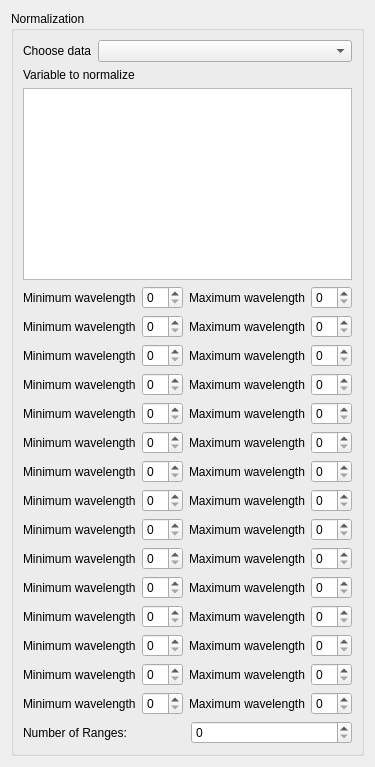
Qt form ui/Normalization.ui (tthatcher95/PyHAT_Point_Spectra_GUI) before a commit.
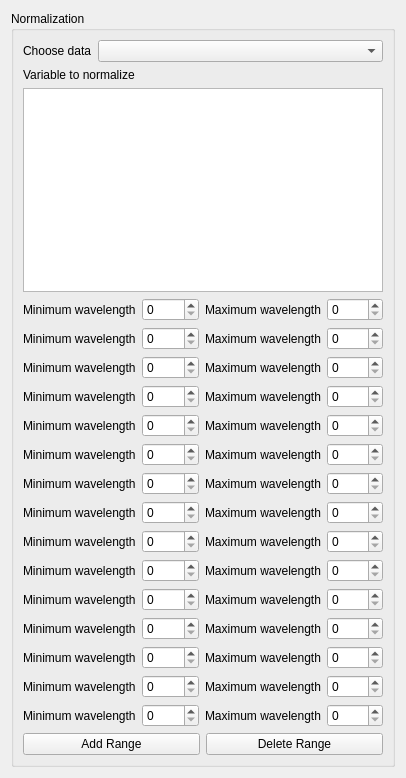
The same form after that commit.

Commit message: Change normalization interface back to buttons to add/remove ranges

Patch:
```diff
--- a/ui/Normalization.ui
+++ b/ui/Normalization.ui
@@ -2,6 +2,14 @@
 <ui version="4.0">
  <class>Form</class>
  <widget class="QWidget" name="Form">
+  <property name="geometry">
+   <rect>
+    <x>0</x>
+    <y>0</y>
+    <width>406</width>
+    <height>778</height>
+   </rect>
+  </property>
   <property name="sizePolicy">
    <sizepolicy hsizetype="Ignored" vsizetype="Ignored">
     <horstretch>0</horstretch>
@@ -353,16 +361,16 @@
       <item>
        <layout class="QHBoxLayout" name="addDelRangeLayout">
         <item>
-         <widget class="QLabel" name="nRangesLabel">
+         <widget class="QPushButton" name="add_range_button">
           <property name="text">
-           <string>Number of Ranges:</string>
+           <string>Add Range</string>
           </property>
          </widget>
         </item>
         <item>
-         <widget class="QSpinBox" name="rangeCountSpinBox">
-          <property name="maximum">
-           <number>14</number>
+         <widget class="QPushButton" name="delete_range_button">
+          <property name="text">
+           <string>Delete Range</string>
           </property>
          </widget>
         </item>
```
The commit also changes 2 other files.
